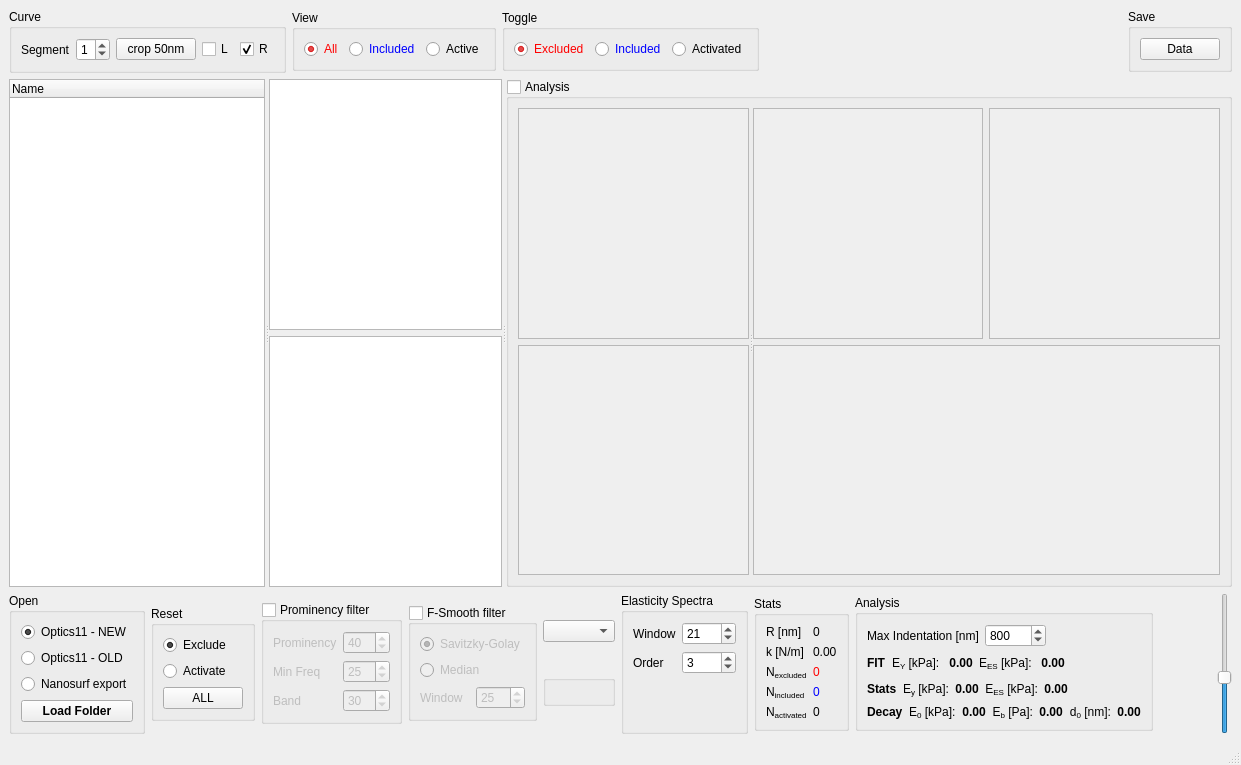
This is nano.ui in CellMechLab/nanoindentation as Qt 5 draws it before an edit. The edited form follows.
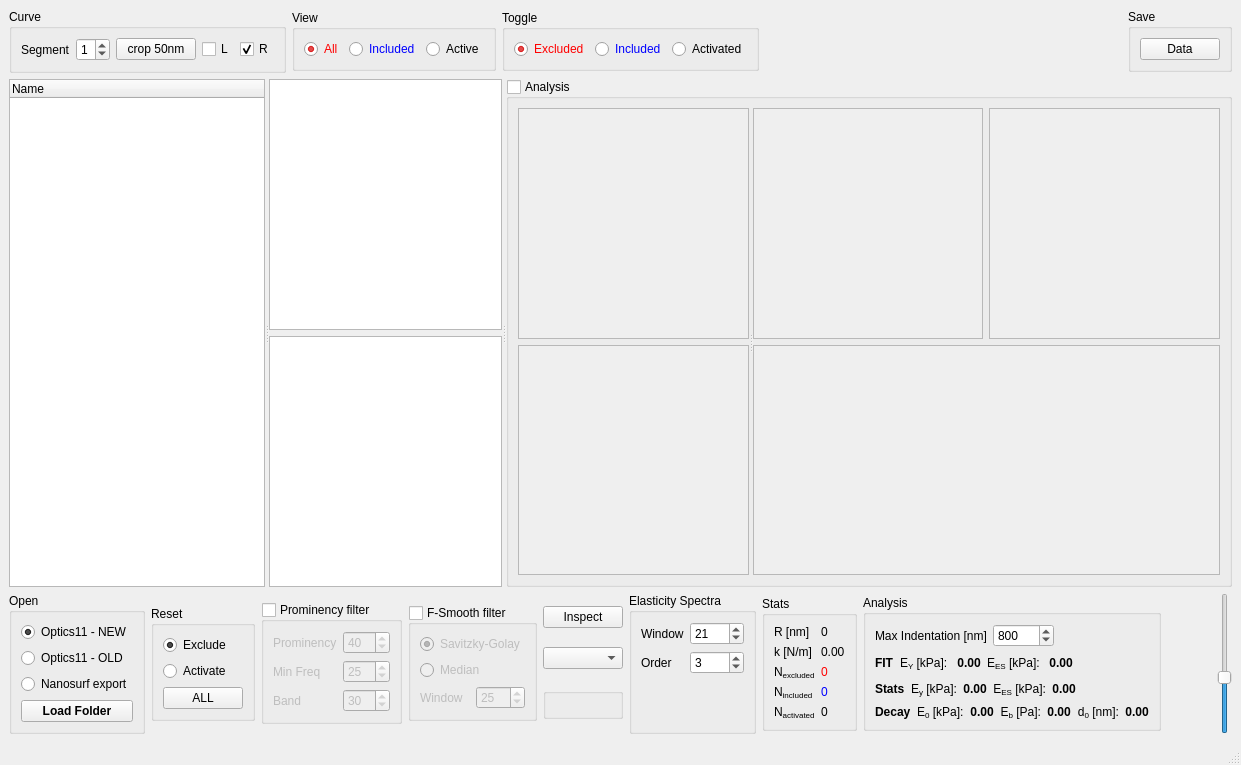
This is the edited form. Icons and pictures are not drawn. Custom widgets are drawn as their Qt base class.

Commit message: added quick view

Patch:
```diff
--- a/nano.ui
+++ b/nano.ui
@@ -578,6 +578,13 @@
         <property name="sizeConstraint">
          <enum>QLayout::SetMinimumSize</enum>
         </property>
+        <item>
+         <widget class="QPushButton" name="quickView">
+          <property name="text">
+           <string>Inspect</string>
+          </property>
+         </widget>
+        </item>
         <item>
          <widget class="QComboBox" name="comboCP"/>
         </item>
```
The commit also changes 4 other files.
